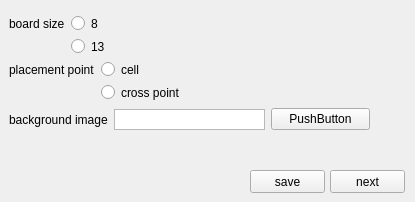
Qt form codeMarbleMaker/view/boardSetting.ui (codeMarble/codeMarble_Maker) before a commit.
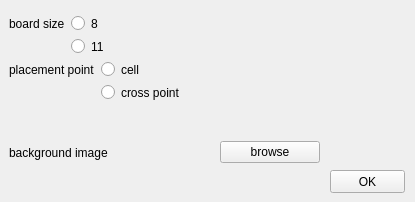
The same form after that commit.

Patch:
```diff
--- a/codeMarbleMaker/view/boardSetting.ui
+++ b/codeMarbleMaker/view/boardSetting.ui
@@ -51,8 +51,8 @@
     <rect>
      <x>9</x>
      <y>107</y>
-     <width>361</width>
-     <height>25</height>
+     <width>311</width>
+     <height>91</height>
     </rect>
    </property>
    <layout class="QHBoxLayout" name="horizontalLayout">
@@ -67,22 +67,16 @@
      </widget>
     </item>
     <item>
-     <widget class="QTextEdit" name="textEdit">
-      <property name="maximumSize">
-       <size>
-        <width>151</width>
-        <height>21</height>
-       </size>
-      </property>
-      <property name="verticalScrollBarPolicy">
-       <enum>Qt::ScrollBarAlwaysOff</enum>
+     <widget class="QLabel" name="boardImage">
+      <property name="text">
+       <string/>
       </property>
      </widget>
     </item>
     <item>
      <widget class="QPushButton" name="pushButton">
       <property name="text">
-       <string>PushButton</string>
+       <string>browse</string>
       </property>
      </widget>
     </item>
@@ -115,7 +109,7 @@
     <item row="1" column="1">
      <widget class="QRadioButton" name="radioButton_2">
       <property name="text">
-       <string>13</string>
+       <string>11</string>
       </property>
      </widget>
     </item>
@@ -131,20 +125,7 @@
     </rect>
    </property>
    <property name="text">
-    <string>next</string>
-   </property>
-  </widget>
-  <widget class="QPushButton" name="pushButton_3">
-   <property name="geometry">
-    <rect>
-     <x>250</x>
-     <y>170</y>
-     <width>75</width>
-     <height>23</height>
-    </rect>
-   </property>
-   <property name="text">
-    <string>save</string>
+    <string>OK</string>
    </property>
   </widget>
  </widget>
```
Left out of the diff: 24 changed lines with no effect on the pictures.
